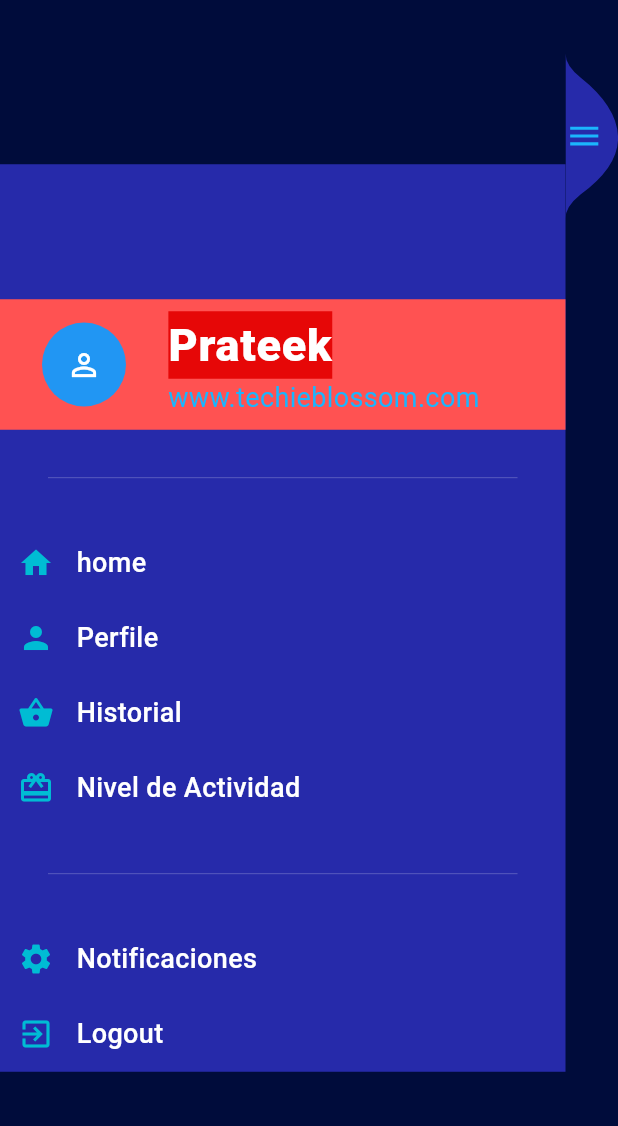
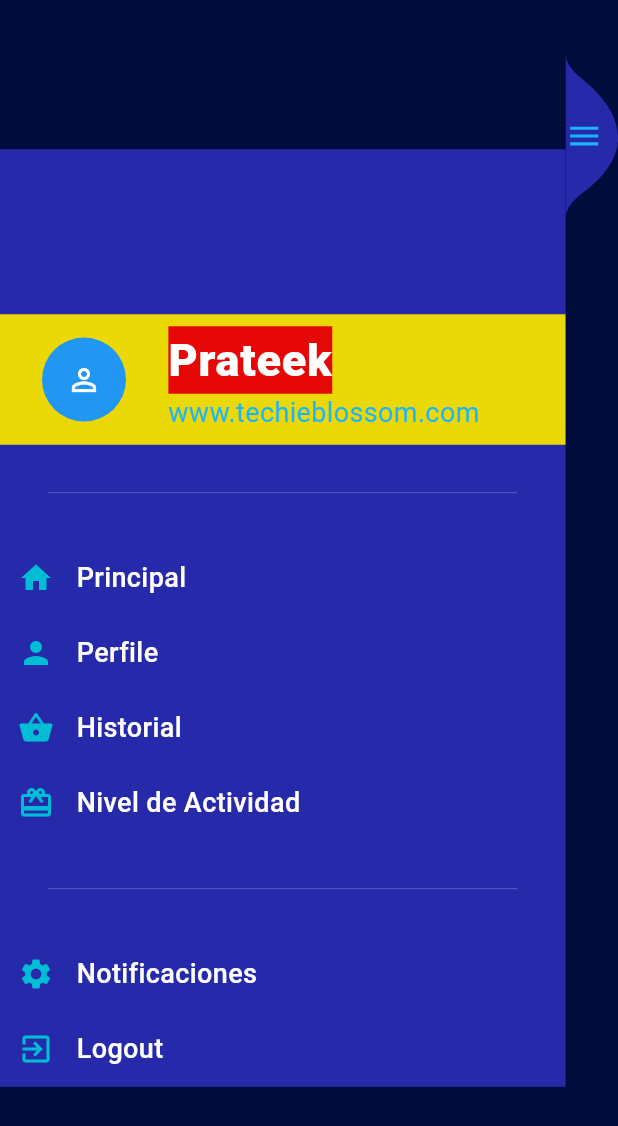
Before and after one commit to Israelgvr/FlutterApp, a Flutter app: the SideBar widget shown alone on an empty page, opened directly, on a phone screen of 412 x 824 dp. Shown: the top 1126 px of the screen. Run offline on Flutter 3.47's test engine with Material 3 defaults, Android fonts, the phone set to English and light mode, and no system bars; our stand-ins replace carousel_slider, email_validator, flutter_bloc, flutter_login.

Commit message:
antes de actualiza rama

```diff
--- a/lib/presentation/login/login_screen.dart
+++ b/lib/presentation/login/login_screen.dart
@@ -3,7 +3,7 @@ import 'package:flutter/material.dart';
 import 'package:flutter_login/flutter_login.dart';
 import 'package:prueba3/presentation/pages/personalized_plan.dart';
 //import '../pages/register_data.dart';
-//import '../sidebar/sidebar_layout.dart';
+import '../sidebar/sidebar_layout.dart';
 
 class LoginScreen extends StatelessWidget {
   const LoginScreen({super.key});
@@ -42,8 +42,8 @@ class LoginScreen extends StatelessWidget {
         Navigator.of(context).pushReplacement(MaterialPageRoute(
           //builder: (context) => const DashboardScreen(),
           //builder: (context) => const RegisterDatosScreen(),
-          //builder: (context) => SideBarLayout() // Muestra la pantalla de registro antes del dashboard
-          builder: (context) => PersonalizedPlan(),
+          builder: (context) => SideBarLayout() // Muestra la pantalla de registro antes del dashboard
+          //builder: (context) => PersonalizedPlan(),
         ));
       },
       onRecoverPassword: _recoverPassword,
--- a/lib/presentation/sidebar/sidebar.dart
+++ b/lib/presentation/sidebar/sidebar.dart
@@ -64,6 +64,7 @@ class _SideBarState extends State<SideBar> with SingleTickerProviderStateMixin<S
           left: isSideBarOpenedAsync.data! ? 0 : -screenWidth,//screenWidth para que se esconda junto con el menu
           right: isSideBarOpenedAsync.data! ? 0 : screenWidth - 45,
           child: Row(
+            //mainAxisAlignment: MainAxisAlignment.spaceBetween,
             children: <Widget>[
               Expanded(
                 child: SingleChildScrollView(
@@ -74,11 +75,11 @@ class _SideBarState extends State<SideBar> with SingleTickerProviderStateMixin<S
                   child: Column(
                     children: <Widget>[
                       SizedBox(
-                        height: 90,
+                        height: 110,
                       ),
 
                       Container(
-                        color: Colors.redAccent,
+                        color: const Color.from(alpha: 1, red: 0.922, green: 0.847, blue: 0.027),
                         padding: EdgeInsets.all(0.0),
                         child: ListTile(
                           leading: CircleAvatar(
@@ -115,7 +116,7 @@ class _SideBarState extends State<SideBar> with SingleTickerProviderStateMixin<S
                       ),
                       MenuItem(
                         icon: Icons.home,
-                        title: "home",
+                        title: "Principal",
                         onTap: () {
                           onIconPressed();
                           //print("Enviando evento: HomePageClickedEvent"); // Agregar print
@@ -180,7 +181,7 @@ class _SideBarState extends State<SideBar> with SingleTickerProviderStateMixin<S
                 ),
               ),
               Align(
-                alignment: Alignment(0, -0.9),
+                alignment: Alignment(0, -0.9),//posicion del icon x
                 child: GestureDetector(
                   onTap: () {
                     onIconPressed();
```
Also changed, not shown: lib/presentation/bloc.navigation_bloc/navigation_bloc.dart (line endings or trailing spaces), 2 other files.
